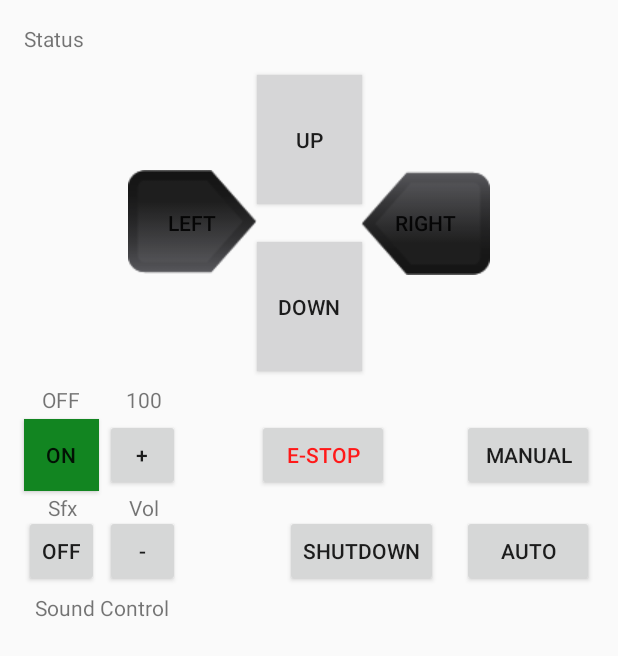
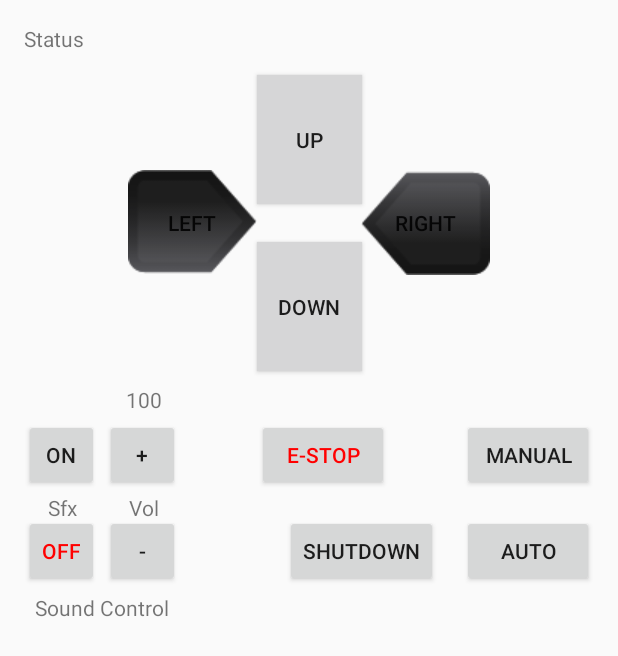
Before and after one commit to Octane70/Android_Studio, an Android app: the layout activity_dpad.xml on its own in the app's theme, with its tools: preview values and no code run, on a phone screen of 412 x 824 dp. Shown: the top 656 px of the screen. Run offline under Robolectric (Android 15) with nearby library versions, the light colour scheme and no system bars; network calls fail.

Commit message:
BluePad: updates to sound buttons

```diff
--- a/BluePad/app/src/main/res/layout/activity_dpad.xml
+++ b/BluePad/app/src/main/res/layout/activity_dpad.xml
@@ -100,7 +100,7 @@
         android:layout_marginLeft="14dp"
         android:layout_marginTop="32dp"
         android:text="@string/e_stop"
-        android:textColor="@color/e_stop"
+        android:textColor="@color/red"
         app:layout_constraintEnd_toStartOf="@+id/manual"
         app:layout_constraintStart_toEndOf="@+id/volume_up"
         app:layout_constraintTop_toBottomOf="@+id/down_dpad" />
@@ -124,8 +124,6 @@
         android:layout_marginLeft="16dp"
         android:layout_marginTop="32dp"
         android:text="@string/sound_on"
-        android:background="@color/sound_on"
-        android:onClick="sound_on"
         app:layout_constraintStart_toStartOf="parent"
         app:layout_constraintTop_toBottomOf="@+id/down_dpad" />
 
@@ -137,7 +135,7 @@
         android:layout_marginLeft="16dp"
         android:layout_marginTop="16dp"
         android:text="@string/sound_off"
-        android:onClick="sound_off"
+        android:textColor="@color/red"
         app:layout_constraintStart_toStartOf="parent"
         app:layout_constraintTop_toBottomOf="@+id/sound_on" />
 
@@ -201,21 +199,12 @@
 
 
     <TextView
-        android:id="@+id/sound_value"
-        android:layout_width="wrap_content"
-        android:layout_height="wrap_content"
-        android:layout_marginBottom="3dp"
-        android:layout_marginStart="12dp"
-        android:text="@string/sound_value"
-        app:layout_constraintBottom_toTopOf="@+id/sound_on"
-        app:layout_constraintStart_toStartOf="@+id/sound_on" />
-
-    <TextView
         android:id="@+id/volume_value"
         android:layout_width="wrap_content"
         android:layout_height="wrap_content"
         android:layout_marginBottom="3dp"
         android:layout_marginEnd="12dp"
+        android:layout_marginRight="12dp"
         android:text="@string/vol_value"
         app:layout_constraintBottom_toTopOf="@+id/volume_up"
         app:layout_constraintEnd_toEndOf="@+id/volume_up" />
--- a/BluePad/app/src/main/res/values/colors.xml
+++ b/BluePad/app/src/main/res/values/colors.xml
@@ -3,7 +3,8 @@
     <color name="colorPrimary">#3F51B5</color>
     <color name="colorPrimaryDark">#303F9F</color>
     <color name="colorAccent">#FF4081</color>
-    <color name="e_stop">#FF1919</color>
-    <color name="sound_on">#128521</color>
-    <color name="sound_off">#FF1919</color>
+    <color name="green">#128521</color>
+    <color name="red">#FF0000</color>
+    <color name="grey">#d3d3d3</color>
+    <color name="black">#000000</color>
 </resources>
--- a/BluePad/app/src/main/res/values/strings.xml
+++ b/BluePad/app/src/main/res/values/strings.xml
@@ -16,6 +16,5 @@
     <string name="sound">Sfx</string>
     <string name="volume">Vol</string>
     <string name="sound_cntrl">Sound Control</string>
-    <string name="sound_value">OFF</string>
     <string name="vol_value">100</string>
 </resources>
```
Also changed, not shown: BluePad/app/src/main/java/com/blueapp/octane/bluepad/Dpad.java (+11 -26 lines).
